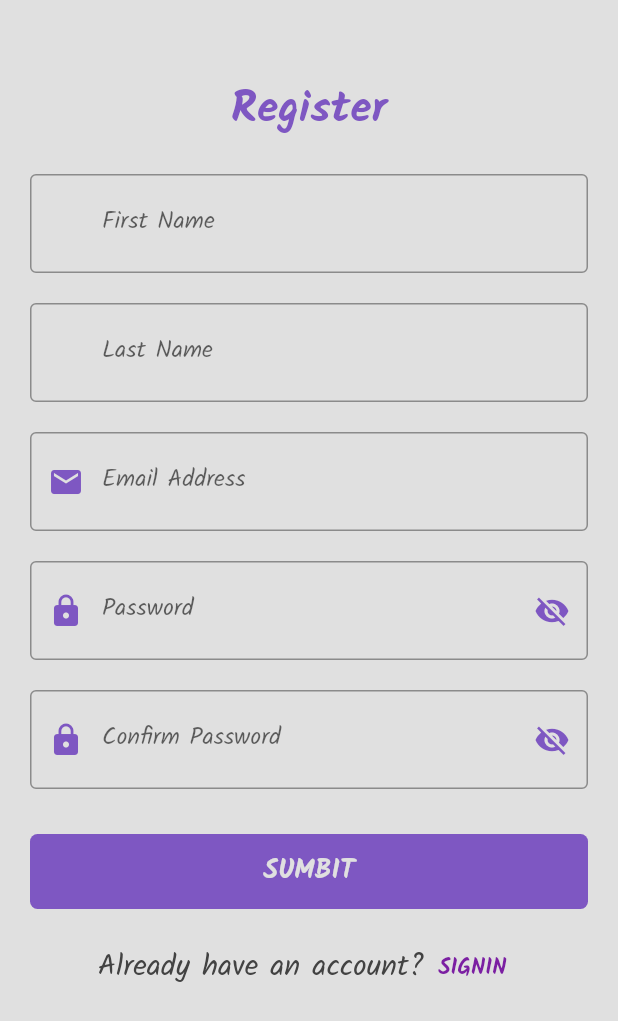
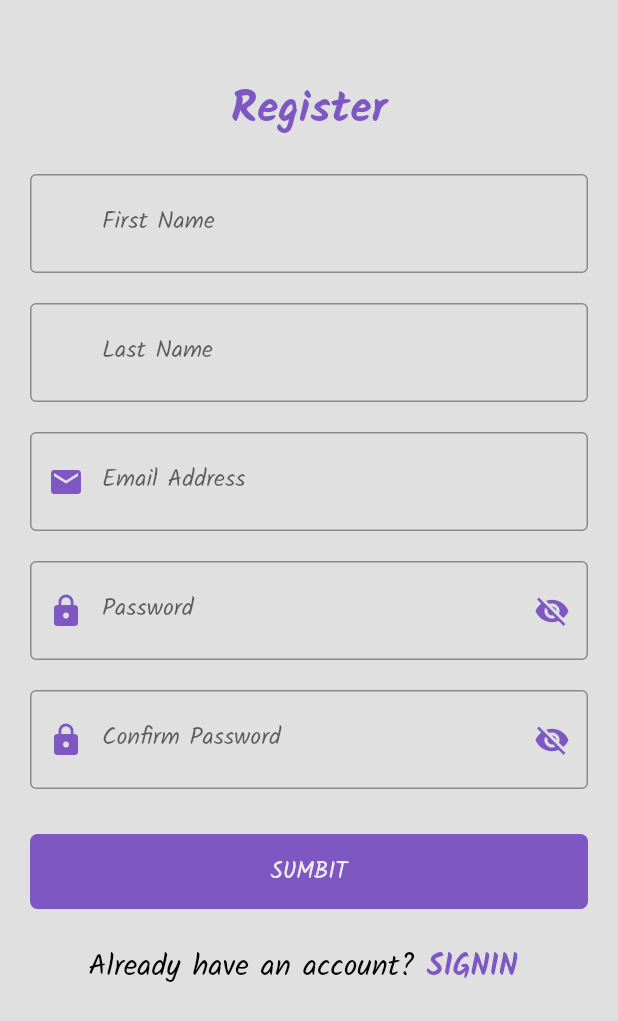
Before and after one commit to A1aaAhmed/graduation_project_app, a Flutter app: the registerScreen screen opened directly, on a phone screen of 412 x 824 dp. Shown: the top 1021 px of the screen. Run offline on Flutter 3.47's test engine with Material 2 defaults, Android fonts, the phone set to English and light mode, and no system bars; our stand-ins replace bloc, cloud_firestore, conditional_builder_null_safety, firebase_auth, firebase_core, firebase_storage and 9 more; missing offline and left inert: graduation_proj, restart_app; accounts and stored records are empty; network calls fail; statements that could not run were skipped.

Commit message:
lots of changes Done

```diff
--- a/lib/layout/cubit/cubit.dart
+++ b/lib/layout/cubit/cubit.dart
@@ -247,7 +247,7 @@ class MainCubit extends Cubit<MainStates> {
     // ده كود الماب بتاعة التاريخ الللي هيتمسح واللي هيتحط اللي هتديها لفانكشن
     // update(deletes) / set(sets, SetOptions(merge: true))
     String dateTobBeDeleted =
-        newDateTime(DateTime.now().toString(), "23:59:59");
+    newDateTime(DateTime.now().toString(), "23:59:59");
     final Map<String, dynamic> deletes = {
       dateTobBeDeleted: FieldValue.delete(),
     };
--- a/lib/main.dart
+++ b/lib/main.dart
@@ -9,6 +9,8 @@ import 'package:graduation_project_app/modules/home_screen/cubit/cubit.dart';
 import 'package:graduation_project_app/modules/social/welcome_screen.dart';
 import 'package:graduation_project_app/network/local/shared_pref.dart';
 import 'package:graduation_project_app/shared/style/colors.dart';
+import 'package:graduation_project_app/shared/variables.dart';
+import 'package:graduation_project_app/widgets/global.dart';
 import 'package:sizer/sizer.dart';
 import 'package:graduation_project_app/shared/bloc_observer.dart';
 import 'firebase_options.dart';
--- a/lib/modules/home_screen/secondsection/dropdownform.dart
+++ b/lib/modules/home_screen/secondsection/dropdownform.dart
@@ -33,6 +33,7 @@ Widget dropdownform(countries, String msg, String label, context) {
             focusedBorder:const UnderlineInputBorder(
                 borderSide: BorderSide(
               color: colortheme.lightPurple,
-            )))),
+            ))
+        )),
   );
 }
--- a/lib/modules/login_screen/cubit/cubit.dart
+++ b/lib/modules/login_screen/cubit/cubit.dart
@@ -1,11 +1,14 @@
+import 'package:cloud_firestore/cloud_firestore.dart';
 import 'package:firebase_auth/firebase_auth.dart';
 import 'package:flutter_bloc/flutter_bloc.dart';
+import 'package:graduation_project_app/models/user.dart';
 import 'package:graduation_project_app/modules/login_screen/cubit/states.dart';
 import 'package:graduation_project_app/network/local/shared_pref.dart';
 
 class loginCubit extends Cubit<loginStates> {
   loginCubit() : super(loginInitialState());
   static loginCubit get(context)=> BlocProvider.of(context);
+
   void userLogin({
   required String pass,
   required String email,
--- a/lib/modules/register_screen/register_screen.dart
+++ b/lib/modules/register_screen/register_screen.dart
@@ -119,11 +119,19 @@ class registerScreen extends StatelessWidget {
                               }
                               return null;
                             },
+                            cursorColor: colortheme.lightPurple,
                             keyboardType: TextInputType.visiblePassword,
                             obscureText: registerCubit.get(context).conPass,
                             decoration: InputDecoration(
                               labelText: 'Confirm Password',
+                             // labelStyle: TextStyle(color: colortheme.lightPurple),
                               border: const OutlineInputBorder(),
+                              focusedBorder: const OutlineInputBorder(
+                                borderSide: BorderSide(
+                                  color: colortheme.lightPurple,
+                                ),
+                              ),
+                              focusColor: colortheme.lightPurple,
                               prefixIcon: const Icon(Icons.lock,color: colortheme.lightPurple,),
                               suffixIcon: IconButton(
                                 onPressed: (){
@@ -144,6 +152,7 @@ class registerScreen extends StatelessWidget {
                           ),
                           ConditionalBuilder(condition: state is! registerLoadinglState,
                               builder: (context)=>defultButton(
+                                context: context,
                                   background: colortheme.lightPurple,
                                   function: (){
                                     if(formKey.currentState!.validate()){
@@ -162,10 +171,12 @@ class registerScreen extends StatelessWidget {
                           Row(
                             mainAxisAlignment: MainAxisAlignment.center,
                             children: [
-                              Text('Already have an account?',style: TextStyle(
-                                color: Colors.grey[800],
-                              ),),
+                              Text('Already have an account?',style: Theme.of(context).textTheme.bodyMedium?.copyWith(
+                                color: colortheme.black,
+                              ),
+                              ),
                               textButon(
+                                context:context,
                                   text: 'SIGNIN',
                                   function: (){
                                     Navigator.push(
--- a/lib/shared/components/components.dart
+++ b/lib/shared/components/components.dart
@@ -6,6 +6,7 @@ Widget iconTextButton(
     {required Color background,
       required IconData iconp,
       required String text,
+      required BuildContext context,
       required VoidCallback function}) =>
     Container(
       width: double.infinity,
@@ -19,12 +20,11 @@ Widget iconTextButton(
       clipBehavior: Clip.antiAliasWithSaveLayer,
       child: TextButton.icon(
         onPressed: function,
-        icon: Icon(iconp,color: Colors.white,),
+        icon: Icon(iconp,color: Colors.white,size: 30,),
         label: Text(
           '$text',
-          style: TextStyle(
-            color: Colors.white,
-            fontWeight: FontWeight.w300,
+          style: Theme.of(context).textTheme.bodySmall?.copyWith(
+              color: colortheme.white,
           ),
         ),
       ),
@@ -34,6 +34,7 @@ Widget defultButton({
   required Color background,
   required VoidCallback function,
   required String text,
+  required BuildContext context,
 }) => Container(
   decoration:BoxDecoration(
     borderRadius: BorderRadius.circular(5,),
@@ -44,24 +45,24 @@ Widget defultButton({
   height: 50,
   child: MaterialButton(
     onPressed: function,
-    child: Text('$text',style: TextStyle(
-      color: colortheme.lightGray,
-      fontWeight: FontWeight.bold,
-      fontSize: 18,
-    ),),
+    child: Text('$text',style: Theme.of(context).textTheme.bodySmall?.copyWith(
+      color: colortheme.white,
+    ),
+    )
   ),
 );
 
 Widget textButon({
+  required BuildContext context,
   required String text,
   required VoidCallback function,
 }) =>TextButton(
     onPressed: function,
-    child: Text('$text',style: TextStyle(
-      fontWeight: FontWeight.w700,
-      fontSize: 15,
-      color: Colors.purple.shade700,
-    ),));
+    child: Text('$text',style: Theme.of(context).textTheme.bodyMedium?.copyWith(
+      color: colortheme.lightPurple,
+      fontWeight: FontWeight.bold
+    ),
+    ));
 
 Widget defualtForm({
   required TextEditingController controller,
@@ -93,10 +94,18 @@ Widget defualtForm({
       //function that i can do work on it
 
 // ignore: prefer_const_constructors
+      cursorColor: colortheme.lightPurple,
       decoration: InputDecoration(
         //hintText: 'abc@examble.com',
         labelText: lable,
-        border: const OutlineInputBorder(),
+        //labelStyle: TextStyle(color: colortheme.lightPurple),
+        border:  OutlineInputBorder(),
+        focusColor: colortheme.lightPurple,
+        focusedBorder: const OutlineInputBorder(
+          borderSide: BorderSide(
+            color: colortheme.lightPurple,
+          ),
+        ),
         prefixIcon: Icon(
           prefix,
           color: colortheme.lightPurple,
--- a/lib/shared/variables.dart
+++ b/lib/shared/variables.dart
@@ -3,7 +3,7 @@
 //TextEditingController depart = TextEditingController();
  import 'package:graduation_project_app/network/local/shared_pref.dart';
 import 'package:google_maps_flutter/google_maps_flutter.dart';
-String uId= casheHelper?.getData(key: 'uId');
+var uId= casheHelper?.getData(key: 'uId') ;
 String from='';
 String to='';
 String depart='';
```
Also changed, not shown: lib/modules/Profile/editProfile_Screen.dart (+33 -13 lines), lib/modules/Profile/profile_screen.dart (+44 -28 lines), lib/modules/login_screen/login_screen.dart (+7 -4 lines), lib/modules/social/welcome_screen.dart (+67 -81 lines), lib/modules/login_screen/cubit/states.dart (line endings or trailing spaces), pubspec.lock, 1 other file.
